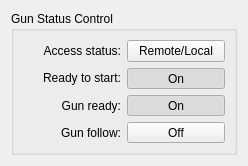
Above: src/view/panel/gun/frame_gun_control_status.ui from MiftahSalam/FA-FCS-2020-HMI before the change. Below: the same form after it.
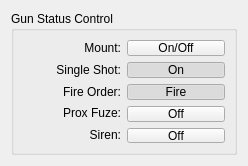
That is the form after the change.

Diff of the .ui file:
```diff
--- a/src/view/panel/gun/frame_gun_control_status.ui
+++ b/src/view/panel/gun/frame_gun_control_status.ui
@@ -45,7 +45,7 @@
              <enum>Qt::LeftToRight</enum>
             </property>
             <property name="text">
-             <string>Access status:</string>
+             <string>Mount:</string>
             </property>
             <property name="alignment">
              <set>Qt::AlignRight|Qt::AlignTrailing|Qt::AlignVCenter</set>
@@ -58,7 +58,7 @@
              <enum>Qt::LeftToRight</enum>
             </property>
             <property name="text">
-             <string>Ready to start:</string>
+             <string>Single Shot:</string>
             </property>
             <property name="alignment">
              <set>Qt::AlignRight|Qt::AlignTrailing|Qt::AlignVCenter</set>
@@ -71,7 +71,7 @@
              <enum>Qt::LeftToRight</enum>
             </property>
             <property name="text">
-             <string>Gun ready:</string>
+             <string>Fire Order:</string>
             </property>
             <property name="alignment">
              <set>Qt::AlignRight|Qt::AlignTrailing|Qt::AlignVCenter</set>
@@ -84,7 +84,20 @@
              <enum>Qt::LeftToRight</enum>
             </property>
             <property name="text">
-             <string>Gun follow:</string>
+             <string>Prox Fuze:</string>
+            </property>
+            <property name="alignment">
+             <set>Qt::AlignRight|Qt::AlignTrailing|Qt::AlignVCenter</set>
+            </property>
+           </widget>
+          </item>
+          <item>
+           <widget class="QLabel" name="label_13">
+            <property name="layoutDirection">
+             <enum>Qt::LeftToRight</enum>
+            </property>
+            <property name="text">
+             <string>Siren:</string>
             </property>
             <property name="alignment">
              <set>Qt::AlignRight|Qt::AlignTrailing|Qt::AlignVCenter</set>
@@ -98,7 +111,7 @@
           <item>
            <widget class="QPushButton" name="pushButtonStatConAccess">
             <property name="text">
-             <string>Remote/Local</string>
+             <string>On/Off</string>
             </property>
             <property name="checkable">
              <bool>true</bool>
@@ -121,7 +134,7 @@
           <item>
            <widget class="QPushButton" name="pushButtonStatConReady">
             <property name="text">
-             <string>On</string>
+             <string>Fire</string>
             </property>
             <property name="checkable">
              <bool>true</bool>
@@ -132,7 +145,17 @@
            </widget>
           </item>
           <item>
-           <widget class="QPushButton" name="pushButtonStatConFollow">
+           <widget class="QPushButton" name="pushButtonControlProxFuze">
+            <property name="text">
+             <string>Off</string>
+            </property>
+            <property name="checkable">
+             <bool>true</bool>
+            </property>
+           </widget>
+          </item>
+          <item>
+           <widget class="QPushButton" name="pushButtonControlSiren">
             <property name="text">
              <string>Off</string>
             </property>
@@ -145,19 +168,6 @@
         </item>
        </layout>
       </item>
-      <item row="1" column="1">
-       <widget class="QLabel" name="labelGunStatFollow_2">
-        <property name="layoutDirection">
-         <enum>Qt::LeftToRight</enum>
-        </property>
-        <property name="text">
-         <string/>
-        </property>
-        <property name="alignment">
-         <set>Qt::AlignLeading|Qt::AlignLeft|Qt::AlignVCenter</set>
-        </property>
-       </widget>
-      </item>
      </layout>
     </widget>
    </item>
```
Left out of the diff: 6 changed lines with no effect on the pictures.
